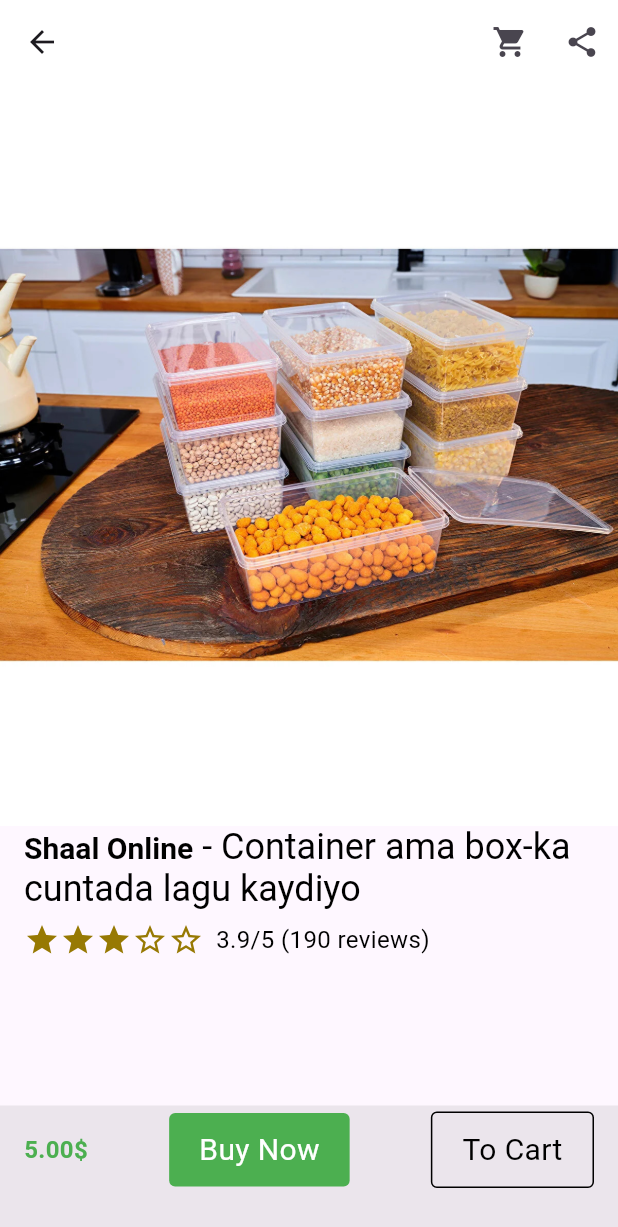
After one commit to Semedii/Suuq, a Flutter app: the screen it shows once a user with an empty profile is signed in, after a tap on an icon or button, on a phone screen of 412 x 824 dp. The commit adds this screen. Shown: the top 1227 px of the screen. Run offline on Flutter 3.47's test engine with Material 3 defaults, Android fonts, the light colour scheme and no system bars; our stand-ins replace auto_route, cloud_firestore, dots_indicator, firebase_auth, firebase_core, flutter_riverpod and 3 more; accounts and stored records are empty; generated files the repository leaves out were written again; network calls fail.

Commit message:
created product page

```diff
--- a/lib/components/app_button.dart
+++ b/lib/components/app_button.dart
@@ -8,17 +8,19 @@ class AppButton extends StatelessWidget {
     required this.title,
     required this.onTap,
     this.isLoading = false,
+    this.isSmall = false,
   });
   final String title;
   final bool isLoading;
+  final bool isSmall;
   final void Function() onTap;
   @override
   Widget build(BuildContext context) {
+    double phoneWidth = MediaQuery.of(context).size.width;
     return GestureDetector(
       onTap: isLoading ? null : onTap,
       child: Container(
-        width: 350,
-        margin: AppStyles.edgeInsetsT20L32R32,
+        width: isSmall? phoneWidth*.4: phoneWidth*.8,
         padding: AppStyles.edgeInsetsV10H20,
         decoration: _getDecoration(),
         child: isLoading
--- a/lib/components/product_card.dart
+++ b/lib/components/product_card.dart
@@ -1,23 +1,21 @@
+import 'package:auto_route/auto_route.dart';
 import 'package:flutter/material.dart';
+import 'package:suuq/models/product.dart';
+import 'package:suuq/router/app_router.gr.dart';
 import 'package:suuq/utils/app_colors.dart';
 
 class ProductCard extends StatelessWidget {
   const ProductCard({
-    required this.imageUrl,
-    required this.sellerName,
-    required this.description,
-    required this.price,
+    required this.product,
     super.key,
   });
-
-  final String imageUrl;
-  final String sellerName;
-  final String description;
-  final double price;
+  final Product product;
 
   @override
   Widget build(BuildContext context) {
-    return Card(
+    return GestureDetector(
+      onTap: ()=>AutoRouter.of(context).push(ProductRoute(product: product)),
+      child: Card(
         child: SizedBox(
           width: 150,
           height: 270,
@@ -25,7 +23,7 @@ class ProductCard extends StatelessWidget {
             crossAxisAlignment: CrossAxisAlignment.start,
             children: [
               Image.asset(
-              imageUrl,
+                product.imageUrl??"",
                 height: 200,
                 width: 150,
                 fit: BoxFit.cover,
@@ -36,14 +34,14 @@ class ProductCard extends StatelessWidget {
                 text: TextSpan(
                   children: [
                     TextSpan(
-                    text: sellerName,
+                      text: product.sellerName,
                       style: const TextStyle(
                         color: AppColors.black,
                         fontWeight: FontWeight.bold,
                       ),
                     ),
                     TextSpan(
-                    text: " - $description",
+                      text: " - ${product.description}",
                       style: const TextStyle(
                         color: AppColors.black,
                       ),
@@ -52,7 +50,7 @@ class ProductCard extends StatelessWidget {
                 ),
               ),
               Text(
-              "${price.toStringAsFixed(2)}\$",
+                "${product.price.toStringAsFixed(2)}\$",
                 style: const TextStyle(
                   color: AppColors.green,
                   fontWeight: FontWeight.bold,
@@ -62,6 +60,7 @@ class ProductCard extends StatelessWidget {
             ],
           ),
         ),
+      ),
     );
   }
 }
--- a/lib/pages/homepage/home_page.dart
+++ b/lib/pages/homepage/home_page.dart
@@ -33,8 +33,9 @@ class HomePage extends StatelessWidget {
         ));
   }
 
-  SizedBox _buildNiche(String nicheName, List<Product> products, {bool expand = true}) {
-   if(expand) {
+  SizedBox _buildNiche(String nicheName, List<Product> products,
+      {bool expand = true}) {
+    if (expand) {
       products = products
           .expand((element) => [element, element, element, element])
           .toList();
@@ -55,8 +56,8 @@ class HomePage extends StatelessWidget {
               ),
               const Text(
                 "Show All",
-                style:
-                    TextStyle(color: AppColors.green, fontWeight: FontWeight.bold),
+                style: TextStyle(
+                    color: AppColors.green, fontWeight: FontWeight.bold),
               )
             ],
           ),
@@ -66,12 +67,7 @@ class HomePage extends StatelessWidget {
               scrollDirection: Axis.horizontal,
               itemBuilder: (context, index) {
                 final product = products[index];
-                return ProductCard(
-                  imageUrl: product.imageUrl!,
-                  sellerName: product.sellerName,
-                  description: product.description,
-                  price: product.price,
-                );
+                return ProductCard(product: product);
               },
             ),
           ),
@@ -87,8 +83,7 @@ List<Product> tShirts = [
       description: "Garan/Garamad oversize ah",
       price: 12,
       imageUrl: "assets/images/tshirt.jpg",
-    category: Category.clothes
-  ),
+      category: Category.clothes),
 ];
 
 List<Product> shoes = [
@@ -97,8 +92,7 @@ List<Product> shoes = [
       description: "kabo shark triko oo madaw",
       price: 12,
       imageUrl: "assets/images/shoe.jpg",
-    category: Category.shoes
-  ),
+      category: Category.shoes),
 ];
 
 List<Product> homeAccessories = [
@@ -107,20 +101,17 @@ List<Product> homeAccessories = [
       description: "Container ama box-ka cuntada lagu kaydiyo",
       price: 5,
       imageUrl: "assets/images/container.jpg",
-    category: Category.homeAccessories
-  ),
+      category: Category.homeAccessories),
   Product(
       sellerName: "Suuq Online",
       description: "Maqli aan ku dhegeyn",
       price: 15,
       imageUrl: "assets/images/pan.jpg",
-    category: Category.homeAccessories
-  ),
+      category: Category.homeAccessories),
   Product(
       sellerName: "WaxWalba Online",
       description: "Hanger-ka dharka la sudho",
       price: 6,
       imageUrl: "assets/images/hanger.jpg",
-    category: Category.homeAccessories
-  ),
+      category: Category.homeAccessories),
 ];
--- /dev/null
+++ b/lib/pages/product_page.dart
@@ -0,0 +1,166 @@
+import 'package:flutter/material.dart';
+import 'package:suuq/models/product.dart';
+import 'package:suuq/utils/app_colors.dart';
+
+@immutable
+class ProductPage extends StatelessWidget {
+  const ProductPage(this.product, {super.key});
+
+  final Product product;
+
+  @override
+  Widget build(BuildContext context) {
+    return Scaffold(
+      appBar: AppBar(
+        actions: [
+          IconButton(
+            onPressed: () => throw UnimplementedError(),
+            icon: const Icon(Icons.shopping_cart),
+          ),
+          IconButton(
+            onPressed: () => throw UnimplementedError(),
+            icon: const Icon(Icons.share_sharp),
+          ),
+        ],
+      ),
+      body: Column(
+        crossAxisAlignment: CrossAxisAlignment.start,
+        children: [
+          Expanded(
+            child: Stack(
+              children: [
+                SingleChildScrollView(
+                  child: Column(
+                    crossAxisAlignment: CrossAxisAlignment.start,
+                    children: [
+                      _buildImage(context),
+                      _buildDescription(),
+                      _buildReviews(),
+                    ],
+                  ),
+                ),
+                Positioned(
+                    bottom: 0, left: 0, right: 0, child: _buildBottomBar()),
+              ],
+            ),
+          ),
+        ],
+      ),
+    );
+  }
+
+  Container _buildBottomBar() {
+    return Container(
+      padding: const EdgeInsets.only(bottom: 32, left: 16, right: 16, top: 4),
+      color: AppColors.lightestGrey,
+      child: Row(
+        mainAxisAlignment: MainAxisAlignment.spaceBetween,
+        children: [
+          _buildPrice(),
+          _buildButton("Buy Now"),
+          _buildButton("To Cart", isTransparent: true),
+        ],
+      ),
+    );
+  }
+
+  SizedBox _buildImage(BuildContext context) {
+    return SizedBox(
+      height: MediaQuery.of(context).size.height * 0.6,
+      width: double.infinity,
+      child: Image.asset(
+        product.imageUrl!,
+        fit: BoxFit.cover,
+      ),
+    );
+  }
+
+  Padding _buildDescription() {
+    return Padding(
+      padding: const EdgeInsets.symmetric(horizontal: 16),
+      child: RichText(
+        maxLines: 2,
+        overflow: TextOverflow.ellipsis,
+        text: TextSpan(
+          children: [
+            TextSpan(
+              text: product.sellerName,
+              style: const TextStyle(
+                  color: AppColors.black,
+                  fontWeight: FontWeight.bold,
+                  fontSize: 20),
+            ),
+            TextSpan(
+              text: ' - ${product.description}',
+              style: const TextStyle(color: AppColors.black, fontSize: 24),
+            ),
+          ],
+        ),
+      ),
+    );
+  }
+
+  Padding _buildReviews() {
+    return Padding(
+      padding: const EdgeInsets.symmetric(horizontal: 16, vertical: 8),
+      child: Row(
+        children: [
+          _buildStarRating(3),
+          const SizedBox(width: 8),
+          _buildReviewsText(),
+        ],
+      ),
+    );
+  }
+
+  Text _buildReviewsText() {
+    return const Text(
+      '${3.9}/5 (${190} reviews)',
+      style: TextStyle(
+        color: AppColors.black,
+        fontSize: 16,
+      ),
+    );
+  }
+
+  Text _buildPrice() {
+    return Text(
+      '${product.price.toStringAsFixed(2)}\$',
+      style: const TextStyle(
+        color: AppColors.green,
+        fontWeight: FontWeight.bold,
+        fontSize: 16,
+      ),
+    );
+  }
+
+  Widget _buildStarRating(double rating) {
+    return Row(
+      children: List.generate(
+        5,
+        (index) => Icon(
+          index < rating.floor() ? Icons.star : Icons.star_border,
+          color: const Color.fromARGB(255, 151, 121, 3),
+        ),
+      ),
+    );
+  }
+
+  Widget _buildButton(String title, {bool isTransparent = false}) {
+    return Container(
+      padding: const EdgeInsets.symmetric(vertical: 10, horizontal: 20),
+      decoration: BoxDecoration(
+        color: isTransparent ? null : Colors.green,
+        border: isTransparent ? Border.all() : null,
+        borderRadius: BorderRadius.circular(4),
+      ),
+      child: Text(
+        title,
+        style: TextStyle(
+          color: isTransparent ? Colors.black : Colors.white,
+          fontSize: 20,
+        ),
+      ),
+    );
+  }
+}
--- a/lib/router/app_router.dart
+++ b/lib/router/app_router.dart
@@ -13,5 +13,6 @@ class AppRouter extends $AppRouter {
    AutoRoute(page: WelcomeRoute.page),
    AutoRoute(page: LoginRoute.page),
    AutoRoute(page: SignupRoute.page),
+   AutoRoute(page: ProductRoute.page),
  ];
 }
--- a/lib/utils/app_styles.dart
+++ b/lib/utils/app_styles.dart
@@ -13,6 +13,7 @@ class AppStyles {
   static EdgeInsets edgeInsetsH20 = const EdgeInsets.symmetric(horizontal: 20);
   static EdgeInsets edgeInsetsV24 =const EdgeInsets.symmetric(vertical: 24);
   static EdgeInsets edgeInsetsB48 =const EdgeInsets.only(bottom: 48.0);
+  static EdgeInsets edgeInsetsB24 =const EdgeInsets.only(bottom: 24.0);
   static EdgeInsets edgeInsetsH32V12 = const EdgeInsets.symmetric(horizontal: 32.0, vertical: 12.0);
   static EdgeInsets edgeInsetsH4 = const EdgeInsets.symmetric(horizontal: 4);
 }
```
Also changed, not shown: lib/notifiers/signup/signup_notifier.g.dart, lib/router/app_router.gr.dart. Lines whose indentation alone changed are shown as unchanged.
